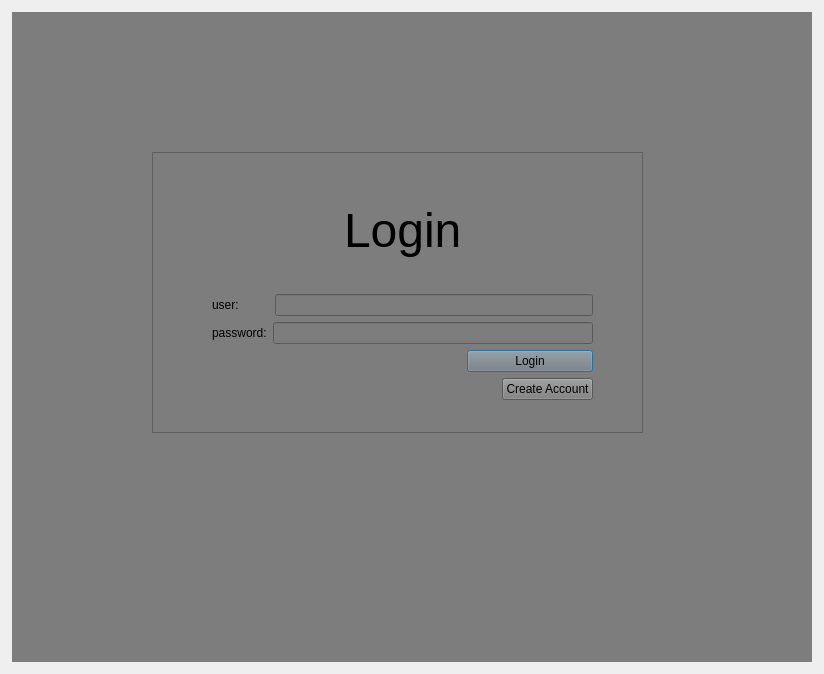
mustafagumustas/StockManager, file login.ui: the form before one commit.
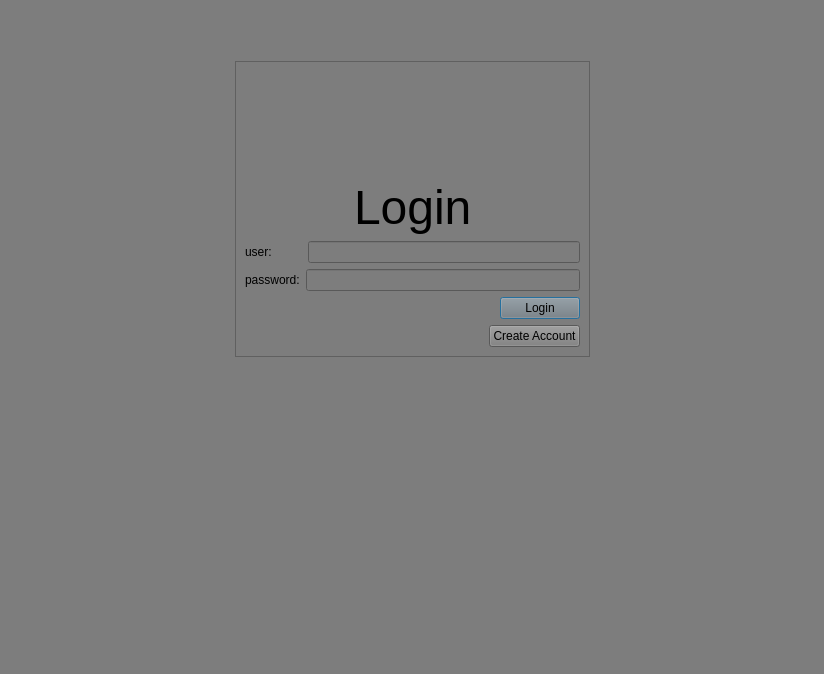
The form after the commit.

```diff
--- a/login.ui
+++ b/login.ui
@@ -10,7 +10,7 @@
     <height>674</height>
    </rect>
   </property>
-  <property name="maximumSize">
+  <property name="minimumSize">
    <size>
     <width>824</width>
     <height>674</height>
@@ -19,8 +19,13 @@
   <property name="windowTitle">
    <string>Dialog</string>
   </property>
+  <property name="styleSheet">
+   <string notr="true">background-color:rgb(125,125,125)</string>
+  </property>
   <layout class="QGridLayout" name="gridLayout">
    <item row="0" column="0">
+    <layout class="QHBoxLayout" name="horizontalLayout_7">
+     <item>
     <widget class="QWidget" name="widget" native="true">
      <property name="minimumSize">
       <size>
@@ -37,30 +42,32 @@
      <property name="styleSheet">
       <string notr="true">background-color:rgb(125,125,125);</string>
      </property>
+       <layout class="QGridLayout" name="gridLayout_2">
+        <item row="1" column="1">
      <widget class="QFrame" name="frame">
-      <property name="geometry">
-       <rect>
-        <x>140</x>
-        <y>140</y>
-        <width>491</width>
-        <height>281</height>
-       </rect>
-      </property>
       <property name="frameShape">
        <enum>QFrame::StyledPanel</enum>
       </property>
       <property name="frameShadow">
        <enum>QFrame::Raised</enum>
       </property>
-      <widget class="QWidget" name="verticalLayoutWidget">
-       <property name="geometry">
-        <rect>
-         <x>60</x>
-         <y>20</y>
-         <width>381</width>
-         <height>228</height>
-        </rect>
-       </property>
+          <layout class="QGridLayout" name="gridLayout_3">
+           <item row="0" column="1">
+            <spacer name="verticalSpacer_2">
+             <property name="orientation">
+              <enum>Qt::Vertical</enum>
+             </property>
+             <property name="sizeHint" stdset="0">
+              <size>
+               <width>20</width>
+               <height>40</height>
+              </size>
+             </property>
+            </spacer>
+           </item>
+           <item row="1" column="1">
+            <layout class="QVBoxLayout" name="verticalLayout">
+             <item>
        <layout class="QVBoxLayout" name="verticalLayout_2">
         <item>
          <layout class="QHBoxLayout" name="horizontalLayout_4">
@@ -105,7 +112,7 @@
          </layout>
         </item>
         <item>
-         <layout class="QHBoxLayout" name="horizontalLayout">
+                <layout class="QHBoxLayout" name="horizontalLayout_2">
           <item>
            <widget class="QLabel" name="label_2">
             <property name="text">
@@ -149,7 +156,7 @@
          </layout>
         </item>
         <item>
-         <layout class="QHBoxLayout" name="horizontalLayout_2">
+                <layout class="QHBoxLayout" name="horizontalLayout_5">
           <item>
            <spacer name="horizontalSpacer_5">
             <property name="orientation">
@@ -176,7 +183,7 @@
          </layout>
         </item>
         <item>
-         <layout class="QHBoxLayout" name="horizontalLayout_5">
+                <layout class="QHBoxLayout" name="horizontalLayout_6">
           <item>
            <spacer name="horizontalSpacer_4">
             <property name="orientation">
@@ -200,9 +207,74 @@
          </layout>
         </item>
        </layout>
-      </widget>
-     </widget>
-    </widget>
+             </item>
+            </layout>
+           </item>
+          </layout>
+         </widget>
+        </item>
+        <item row="2" column="1">
+         <spacer name="verticalSpacer_3">
+          <property name="orientation">
+           <enum>Qt::Vertical</enum>
+          </property>
+          <property name="sizeHint" stdset="0">
+           <size>
+            <width>20</width>
+            <height>40</height>
+           </size>
+          </property>
+         </spacer>
+        </item>
+        <item row="0" column="1">
+         <spacer name="verticalSpacer">
+          <property name="orientation">
+           <enum>Qt::Vertical</enum>
+          </property>
+          <property name="sizeType">
+           <enum>QSizePolicy::Fixed</enum>
+          </property>
+          <property name="sizeHint" stdset="0">
+           <size>
+            <width>20</width>
+            <height>40</height>
+           </size>
+          </property>
+         </spacer>
+        </item>
+        <item row="1" column="2">
+         <spacer name="horizontalSpacer_7">
+          <property name="orientation">
+           <enum>Qt::Horizontal</enum>
+          </property>
+          <property name="sizeHint" stdset="0">
+           <size>
+            <width>40</width>
+            <height>20</height>
+           </size>
+          </property>
+         </spacer>
+        </item>
+        <item row="1" column="0">
+         <spacer name="horizontalSpacer_6">
+          <property name="orientation">
+           <enum>Qt::Horizontal</enum>
+          </property>
+          <property name="sizeType">
+           <enum>QSizePolicy::Expanding</enum>
+          </property>
+          <property name="sizeHint" stdset="0">
+           <size>
+            <width>40</width>
+            <height>20</height>
+           </size>
+          </property>
+         </spacer>
+        </item>
+       </layout>
+      </widget>
+     </item>
+    </layout>
    </item>
   </layout>
  </widget>
```
Lines whose indentation alone changed are shown as unchanged.
